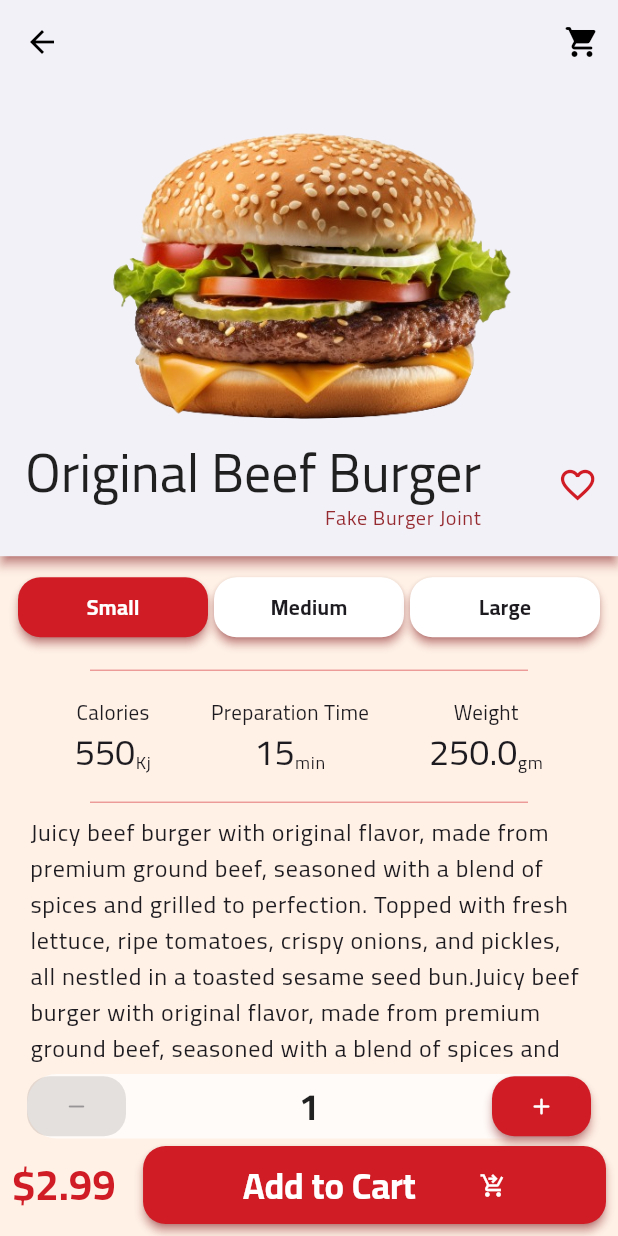
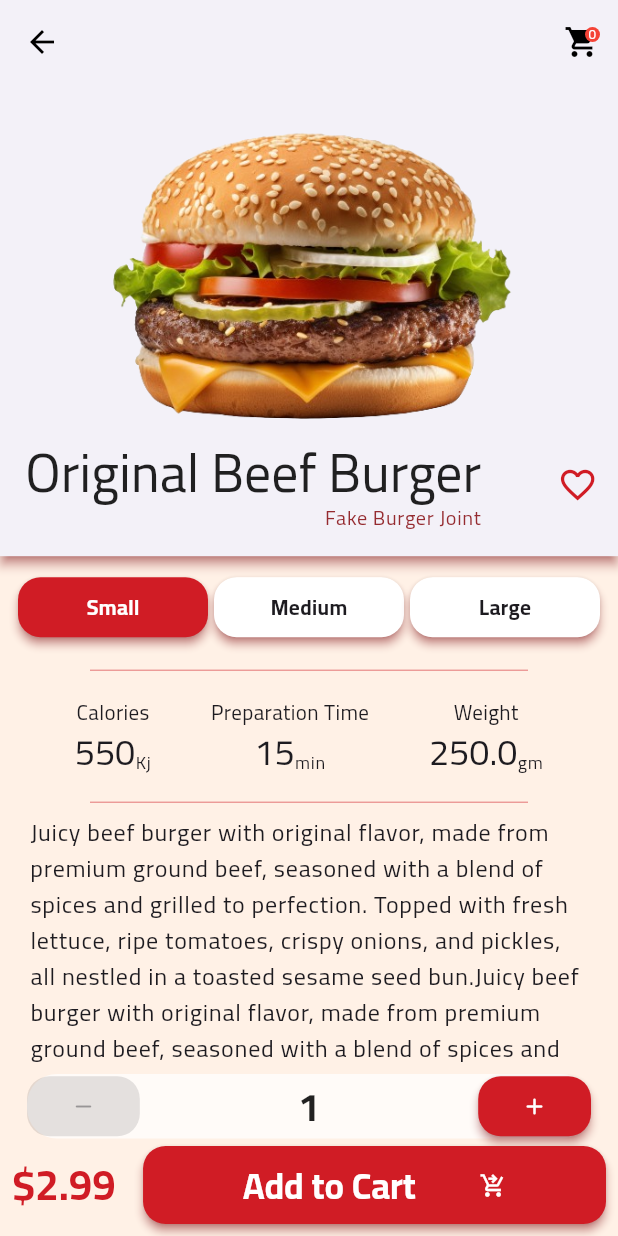
Before and after one commit to shady-ateff/food_delivery, a Flutter app: the screen it shows after launch, after a tap on "Original Beef Burger", on a phone screen of 412 x 824 dp. Run offline on Flutter 3.47's test engine with Material 3 defaults, Android fonts, the phone set to English and light mode, and no system bars; network calls fail.

Commit message:
Some Enhancement in Cart Page

```diff
--- /dev/null
+++ b/lib/models/cart_model.dart
@@ -0,0 +1,8 @@
+import 'package:food_delivery/models/menu_item_model.dart';
+
+class Cart {
+  static List<MenuItem> items=[
+
+  ];
+
+}
--- a/lib/pages/base_page.dart
+++ b/lib/pages/base_page.dart
@@ -1,4 +1,6 @@
 import 'package:flutter/material.dart';
+import 'package:flutter/widgets.dart';
+import 'package:food_delivery/models/cart_model.dart';
 import 'package:food_delivery/pages/cart_page.dart';
 import 'package:food_delivery/pages/favorite_page.dart';
 import 'package:food_delivery/pages/home_page.dart';
@@ -68,11 +70,38 @@ class _BasePageState extends State<BasePage> with WidgetsBindingObserver {
         type: BottomNavigationBarType.fixed,
         // fixedColor:Theme.of(context).primaryColor ,
         elevation: 10,
-        items: const [
-          BottomNavigationBarItem(icon: Icon(Icons.home), label: 'Home'),
-          BottomNavigationBarItem(icon: Icon(Icons.favorite), label: 'Favorite'),
-          BottomNavigationBarItem(icon: Icon(Icons.person), label: 'Profile'),
-          BottomNavigationBarItem(icon: Icon(Icons.shopping_cart), label: 'Cart'),
+        items: [
+          const BottomNavigationBarItem(icon: Icon(Icons.home), label: 'Home'),
+          const BottomNavigationBarItem(
+              icon: Icon(Icons.favorite), label: 'Favorite'),
+          const BottomNavigationBarItem(
+              icon: Icon(Icons.person), label: 'Profile'),
+          BottomNavigationBarItem(
+              icon: Stack(
+                  fit: StackFit.passthrough,
+                  alignment: Alignment.topRight,
+                  children: [
+                    const Icon(Icons.shopping_cart),
+                    Cart.items.isNotEmpty
+                        ? Container(
+                            width: 10,
+                            height: 14,
+                            decoration: const BoxDecoration(
+                                color: Colors.red, shape: BoxShape.circle),
+                            child: Column(
+                              children: [
+                                Text(
+                                  "${Cart.items.length}",
+                                  textAlign: TextAlign.center,
+                                  style: const TextStyle(
+                                      fontSize: 9, color: Colors.white),
+                                ),
+                              ],
+                            ),
+                          )
+                        : const SizedBox(),
+                  ]),
+              label: 'Cart'),
         ],
         currentIndex: _currentPage,
         onTap: (index) {
--- a/lib/pages/cart_page.dart
+++ b/lib/pages/cart_page.dart
@@ -14,16 +14,39 @@ class _CartPageState extends State<CartPage> {
   @override
   Widget build(BuildContext context) {
     return Scaffold(
-      // appBar: AppBar(),
-      body: Center(
-        child: Padding(
-          padding: const EdgeInsets.symmetric(vertical: 10, horizontal: 7),
-          child: ListView(
+      body: CustomScrollView(
+        slivers: [
+        SliverAppBar(
+          // collapsedHeight: 120,
+            automaticallyImplyLeading: true,
+            forceElevated: true,
+            pinned: true,
+            // centerTitle: true,
+            // backgroundColor: Colors.white,
+            // foregroundColor: Colors.black,
+            // shadowColor: Theme.of(context).primaryColor,
+            elevation: 1,
+            expandedHeight: MediaQuery.of(context).size.height * 0.150,
+            //stretch: true,
+            flexibleSpace: FlexibleSpaceBar(
+              collapseMode: CollapseMode.pin,
+              // centerTitle: true,
+              title: Text(
+                  "Cart (1 item)",
+                  style: Theme.of(context).textTheme.bodyLarge!.copyWith(
+                    color: Colors.white,
+                    fontWeight: FontWeight.bold,
+                  ),
+                ),
+            ),
+        ),
+        SliverPadding(
+          padding: const EdgeInsets.all(8.0),
+          sliver: SliverList(
+              delegate: SliverChildListDelegate([
+            Column(
               children: [
-              Text(
-                "Cart (1 item)",
-                style: Theme.of(context).textTheme.bodyLarge,
-              ),
+
                 const SizedBox(
                   height: 3,
                 ),
@@ -45,10 +68,13 @@ class _CartPageState extends State<CartPage> {
                 CartItemWidget(menuItem: menu.elementAtOrNull(0)),
                 CartItemWidget(menuItem: menu.elementAtOrNull(1)),
                 CartItemWidget(menuItem: menu.elementAtOrNull(2)),
+                const SizedBox(height: 500,)
               ],
             ),
-        ),
-      ),
+          ])),
+        )
+
+      ]),
       bottomNavigationBar: Card(
         color: Colors.white,
         //height: MediaQuery.sizeOf(context).height * 0.12,
@@ -66,8 +92,8 @@ class _CartPageState extends State<CartPage> {
                   child: ElevatedButton(
                       onPressed: () {},
                       child: Padding(
-                        padding:
-                            const EdgeInsets.symmetric(vertical: 15, horizontal: 5),
+                        padding: const EdgeInsets.symmetric(
+                            vertical: 15, horizontal: 5),
                         child: Row(
                             mainAxisAlignment: MainAxisAlignment.spaceEvenly,
                             children: [
@@ -85,7 +111,6 @@ class _CartPageState extends State<CartPage> {
               ]),
         ),
       ),
-
     );
   }
 }
--- a/lib/pages/menu_item_details_pages.dart
+++ b/lib/pages/menu_item_details_pages.dart
@@ -1,9 +1,11 @@
 import 'package:flutter/material.dart';
+import 'package:food_delivery/models/cart_model.dart';
 import 'package:food_delivery/models/menu_item_model.dart';
 import 'package:food_delivery/pages/cart_page.dart';
 import 'package:food_delivery/widgets/available_sizes_radioButton.dart';
 import 'package:food_delivery/widgets/bottom_action_bar.dart';
 import 'package:food_delivery/widgets/menu_item_title.dart';
+
 class MenuItemDetailsPages extends StatefulWidget {
   final MenuItem menuItem;
 
@@ -29,24 +31,44 @@ class _MenuItemDetailsPagesState extends State<MenuItemDetailsPages> {
             automaticallyImplyLeading: true,
             forceElevated: true,
             pinned: true,
-            //stretch: true,
-            actions: [
-              IconButton(
-                  onPressed: () {
-                    Navigator.push(context,
-                        MaterialPageRoute(builder: (context) {
-                      return const CartPage();
-                    }));
-                  },
-                  icon: const Icon(
-                    Icons.shopping_cart_rounded,
-                  ))
-            ],
             backgroundColor: Colors.white,
             foregroundColor: Colors.black,
             shadowColor: Theme.of(context).primaryColor,
             elevation: 1,
             expandedHeight: MediaQuery.of(context).size.height * 0.450,
+            //stretch: true,
+            actions: [
+              IconButton(
+                onPressed: () {
+                  Navigator.push(context, MaterialPageRoute(builder: (context) {
+                    return const CartPage();
+                  }));
+                },
+                icon: Stack(
+                    fit: StackFit.passthrough,
+                    alignment: Alignment.topRight,
+                    children: [
+                      const Icon(Icons.shopping_cart),
+                      Container(
+                        width: 10,
+                        height: 14,
+                        decoration: const BoxDecoration(
+                            color: Colors.red, shape: BoxShape.circle),
+                        child:  Column(
+                          children: [
+                            Text(
+                              "${Cart.items.length}",
+                              textAlign: TextAlign.center,
+                              style:
+                                  const TextStyle(fontSize: 9, color: Colors.white),
+                            ),
+                          ],
+                        ),
+                      )
+                    ]),
+              )
+            ],
+
             flexibleSpace: FlexibleSpaceBar(
                 centerTitle: true,
                 expandedTitleScale: 1.12,
--- a/lib/widgets/bottom_action_bar.dart
+++ b/lib/widgets/bottom_action_bar.dart
@@ -1,4 +1,5 @@
 import 'package:flutter/material.dart';
+import 'package:food_delivery/models/cart_model.dart';
 import 'package:food_delivery/models/menu_item_model.dart';
 import 'package:food_delivery/widgets/bottom_order_bar.dart';
 import 'package:food_delivery/widgets/item_counter_widget.dart';
@@ -16,8 +17,8 @@ class _BottomActionBarState extends State<BottomActionBar> {
   int _count = 1;
   @override
   Widget build(BuildContext context) {
-    double price = widget.menuItem.sizePrices[
-                  widget.menuItem.availableSizes[widget.selectedSize]]!;
+    double price = widget.menuItem
+        .sizePrices[widget.menuItem.availableSizes[widget.selectedSize]]!;
     return Padding(
       padding: const EdgeInsets.all(8.0),
       child: SizedBox(
@@ -35,6 +36,9 @@ class _BottomActionBarState extends State<BottomActionBar> {
               height: 5,
             ),
             BottomOrderBar(
+              onButtonPressed: (){
+                Cart.items.add(widget.menuItem);
+              },
               price: price * _count,
             )
           ],
--- a/lib/widgets/bottom_order_bar.dart
+++ b/lib/widgets/bottom_order_bar.dart
@@ -5,7 +5,8 @@ class BottomOrderBar extends StatefulWidget {
   //final MenuItem menuItem;
   //final int selectedSize;
   final double price;
-  const BottomOrderBar({super.key, required this.price});
+  final VoidCallback onButtonPressed ;
+  const BottomOrderBar({super.key, required this.price, required this.onButtonPressed});
 
   @override
   _BottomOrderBarState createState() => _BottomOrderBarState();
@@ -26,7 +27,9 @@ class _BottomOrderBarState extends State<BottomOrderBar> {
         ),
         Expanded(
             child: ElevatedButton(
-                onPressed: () {},
+                onPressed: () {
+                  widget.onButtonPressed;
+                },
                 child: Padding(
                   padding: const EdgeInsets.symmetric(vertical: 10.0),
                   child: Row(
--- a/lib/widgets/cart_item_widget.dart
+++ b/lib/widgets/cart_item_widget.dart
@@ -1,4 +1,5 @@
 import 'package:flutter/material.dart';
+import 'package:food_delivery/widgets/item_counter_widget.dart';
 
 class CartItemWidget extends StatelessWidget {
   final menuItem;
@@ -62,6 +63,8 @@ class CartItemWidget extends StatelessWidget {
                             ),
                           ],
                         ),
+                        Column(
+                          children: [
                             Row(
                               crossAxisAlignment: CrossAxisAlignment.end,
                               children: [
@@ -87,6 +90,8 @@ class CartItemWidget extends StatelessWidget {
                                           // fontSize: constraints.maxWidth * 0.04
                                           ),
                                 ),
+                              ],
+                            ),
 
                           ],
                         ),
--- a/lib/widgets/item_counter_widget.dart
+++ b/lib/widgets/item_counter_widget.dart
@@ -1,7 +1,7 @@
 import 'package:flutter/material.dart';
 
 class ItemCounterWidget extends StatefulWidget {
-  const ItemCounterWidget({super.key,required this.onCountChange});
+  const ItemCounterWidget({super.key, required this.onCountChange});
   final void Function(int?) onCountChange;
 
   @override
@@ -20,10 +20,13 @@ class _ItemCounterWidgetState extends State<ItemCounterWidget> {
           borderRadius: BorderRadius.circular(20),
           color: Colors.white70,
         ),
-        child: Row(
+        child: LayoutBuilder(builder: (context, constraints) {
+          return Row(
             mainAxisAlignment: MainAxisAlignment.spaceBetween,
             children: [
-            ElevatedButton(
+              SizedBox(
+                width: constraints.maxWidth * 0.2,
+                child: ElevatedButton(
                   onPressed: _counter > 1
                       ? () {
                           setState(() {
@@ -34,16 +37,20 @@ class _ItemCounterWidgetState extends State<ItemCounterWidget> {
                       : null,
                   child: const Icon(Icons.remove_rounded),
                 ),
+              ),
               Expanded(
                   child: Text(
                 "$_counter",
                 textAlign: TextAlign.center,
-              style: Theme.of(context)
-                  .textTheme
-                  .headlineSmall!
-                  .copyWith(fontWeight: FontWeight.bold, color: Colors.black87),
+                style: Theme.of(context).textTheme.headlineSmall!.copyWith(
+                    fontWeight: FontWeight.bold,
+                    color: Colors.black87,
+                    fontSize: constraints.maxWidth * 0.07
+                    ),
               )),
-            ElevatedButton(
+              SizedBox(
+                width: constraints.maxWidth * 0.2,
+                child: ElevatedButton(
                   onPressed: () {
                     setState(() {
                       _counter++;
@@ -51,9 +58,11 @@ class _ItemCounterWidgetState extends State<ItemCounterWidget> {
                     });
                   },
                   child: const Icon(Icons.add_rounded),
+                ),
               )
             ],
-        ),
+          );
+        }),
       ),
     );
   }
```
Lines whose indentation alone changed are shown as unchanged.
